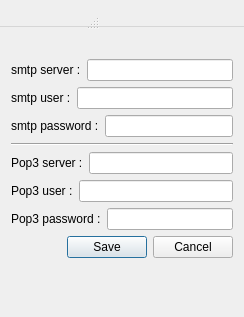
ghobadimhd/email-client, file settingWindow.ui: the form before one commit.
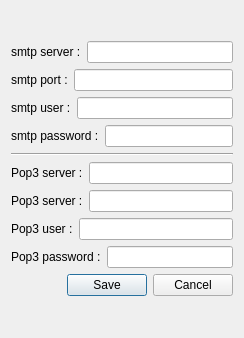
The form after the commit.

Commit message: changing port is possible now , simple bug fix

Patch:
```diff
--- a/settingWindow.ui
+++ b/settingWindow.ui
@@ -7,7 +7,7 @@
     <x>0</x>
     <y>0</y>
     <width>244</width>
-    <height>317</height>
+    <height>338</height>
    </rect>
   </property>
   <property name="windowTitle">
@@ -30,6 +30,20 @@
         </item>
        </layout>
       </item>
+     <item>
+      <layout class="QHBoxLayout" name="horizontalLayout_smtp_port">
+       <item>
+        <widget class="QLabel" name="label_smtp_port">
+         <property name="text">
+          <string>smtp port :</string>
+         </property>
+        </widget>
+       </item>
+       <item>
+        <widget class="QLineEdit" name="smtp_port_lineEdit"/>
+       </item>
+      </layout>
+     </item>
       <item>
        <layout class="QHBoxLayout" name="horizontalLayout_2">
         <item>
@@ -89,6 +103,20 @@
         </item>
        </layout>
       </item>
+     <item>
+      <layout class="QHBoxLayout" name="horizontalLayout_pop3_port">
+       <item>
+        <widget class="QLabel" name="label_pop3_port">
+         <property name="text">
+          <string>Pop3 server :</string>
+         </property>
+        </widget>
+       </item>
+       <item>
+        <widget class="QLineEdit" name="pop3_port_lineEdit"/>
+       </item>
+      </layout>
+     </item>
       <item>
        <layout class="QHBoxLayout" name="horizontalLayout_4">
         <item>
@@ -158,17 +186,6 @@
      </layout>
     </item>
    </layout>
-  <widget class="QMenuBar" name="menubar">
-   <property name="geometry">
-    <rect>
-     <x>0</x>
-     <y>0</y>
-     <width>244</width>
-     <height>27</height>
-    </rect>
-   </property>
-  </widget>
-  <widget class="QStatusBar" name="statusbar"/>
  </widget>
  <tabstops>
   <tabstop>smtpServer_lineEdit</tabstop>
```
Lines whose indentation alone changed are shown as unchanged. The commit also changes 3 other files.
